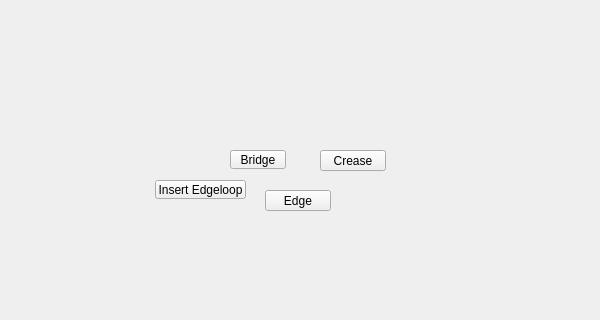
m3trik/radial, file radial/ui/uiLevel_2/polygons_edge_submenu.ui: the form before one commit; both pictures show x 0 to 600 and y 100 to 420 of the 600 by 600 pixel window.
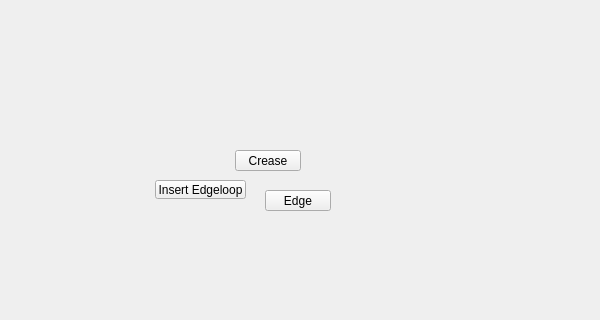
The form after the commit. Custom widgets are drawn as their Qt base class.

```diff
--- a/radial/ui/uiLevel_2/polygons_edge_submenu.ui
+++ b/radial/ui/uiLevel_2/polygons_edge_submenu.ui
@@ -155,41 +155,10 @@
      <string>Edge</string>
     </property>
    </widget>
-   <widget class="ToolButton" name="tb001">
-    <property name="enabled">
-     <bool>true</bool>
-    </property>
-    <property name="geometry">
-     <rect>
-      <x>230</x>
-      <y>250</y>
-      <width>56</width>
-      <height>19</height>
-     </rect>
-    </property>
-    <property name="maximumSize">
-     <size>
-      <width>111</width>
-      <height>19</height>
-     </size>
-    </property>
-    <property name="toolTip">
-     <string>Create a bridge between two sets of edges or faces</string>
-    </property>
-    <property name="text">
-     <string>Bridge</string>
-    </property>
-    <property name="iconSize">
-     <size>
-      <width>18</width>
-      <height>18</height>
-     </size>
-    </property>
-   </widget>
    <widget class="QPushButton" name="i026">
     <property name="geometry">
      <rect>
-      <x>320</x>
+      <x>235</x>
       <y>250</y>
       <width>66</width>
       <height>21</height>
@@ -216,13 +185,6 @@
    </widget>
   </widget>
  </widget>
- <customwidgets>
-  <customwidget>
-   <class>ToolButton</class>
-   <extends>QToolButton</extends>
-   <header>widgets.toolbutton.h</header>
-  </customwidget>
- </customwidgets>
  <resources/>
  <connections/>
  <designerdata>
```
